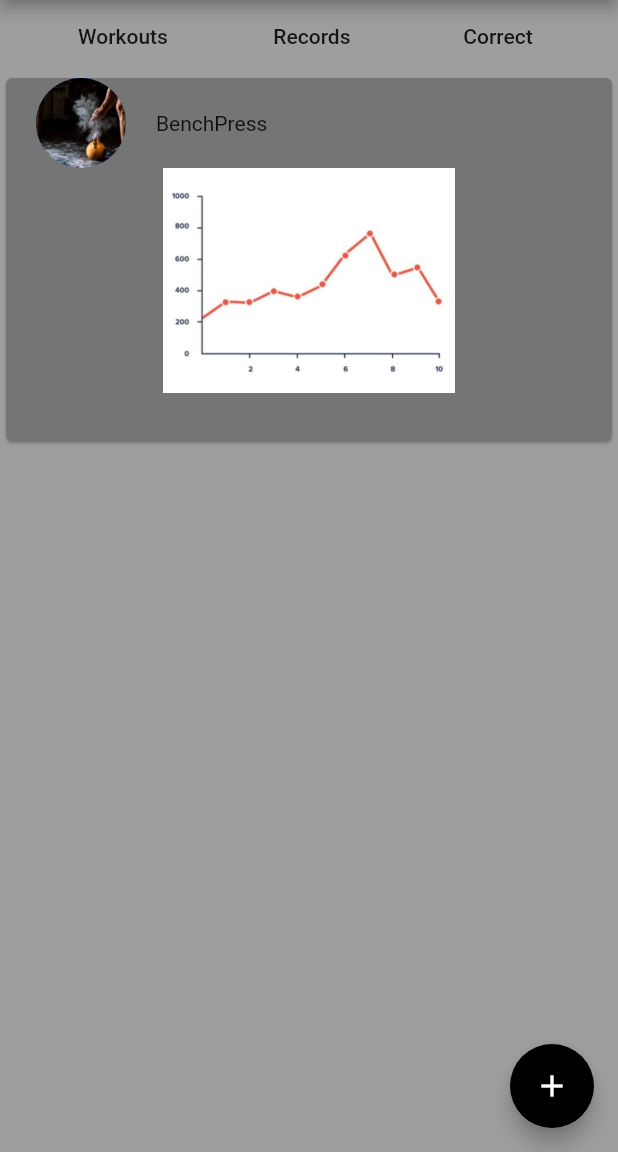
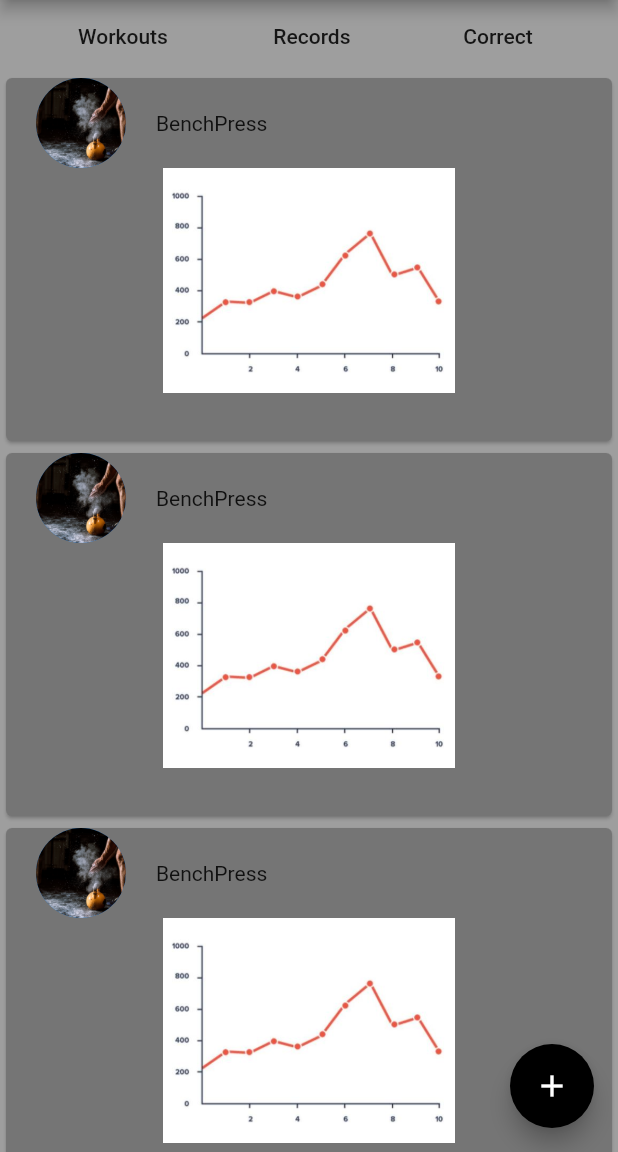
Before and after one commit to HichemChekir/ATHLETTO, a Flutter app: the record_page screen opened directly, on a phone screen of 412 x 824 dp, the part 84-1236 px from its top. Run offline on Flutter 3.47's test engine with Material 2 defaults, Android fonts, the phone set to English and light mode, and no system bars; our stand-ins replace carousel_slider.

Commit message:
modified record_page,1

```diff
--- a/lib/record_page.dart
+++ b/lib/record_page.dart
@@ -87,6 +87,48 @@ class _record_pageState extends State<record_page> {
                 ]),
               ),
               height: 250,
+            ),
+            Container(
+              child: Card(
+                color: Colors.grey[600],
+                child: Column(children: [
+                  Row(children: [
+                    Container(
+                      child: CircleAvatar(
+                        backgroundImage: AssetImage("assets/images/image1.jpg"),
+                        radius: 30,
+                      ),
+                      height: 60,
+                      width: 100,
+                    ),
+                    Text('BenchPress'),
+                  ]),
+                Image(image: AssetImage('assets/images/graph.jpg'),
+                height: 150,)
+                ]),
+              ),
+              height: 250,
+            ),
+            Container(
+              child: Card(
+                color: Colors.grey[600],
+                child: Column(children: [
+                  Row(children: [
+                    Container(
+                      child: CircleAvatar(
+                        backgroundImage: AssetImage("assets/images/image1.jpg"),
+                        radius: 30,
+                      ),
+                      height: 60,
+                      width: 100,
+                    ),
+                    Text('BenchPress'),
+                  ]),
+                Image(image: AssetImage('assets/images/graph.jpg'),
+                height: 150,)
+                ]),
+              ),
+              height: 250,
             )
           ],
         ),
--- /dev/null
+++ b/lib/record_workout.dart
@@ -0,0 +1,19 @@
+import 'package:flutter/material.dart';
+
+
+
+class record_workout extends StatefulWidget {
+  const record_workout({ Key key }) : super(key: key);
+
+  @override
+  _record_workoutState createState() => _record_workoutState();
+}
+
+class _record_workoutState extends State<record_workout> {
+  @override
+  Widget build(BuildContext context) {
+    return Container(
+
+    );
+  }
+}
```
